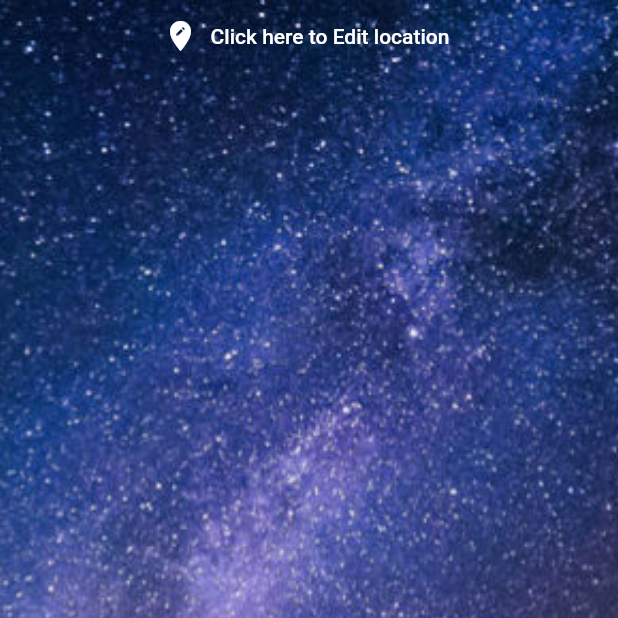
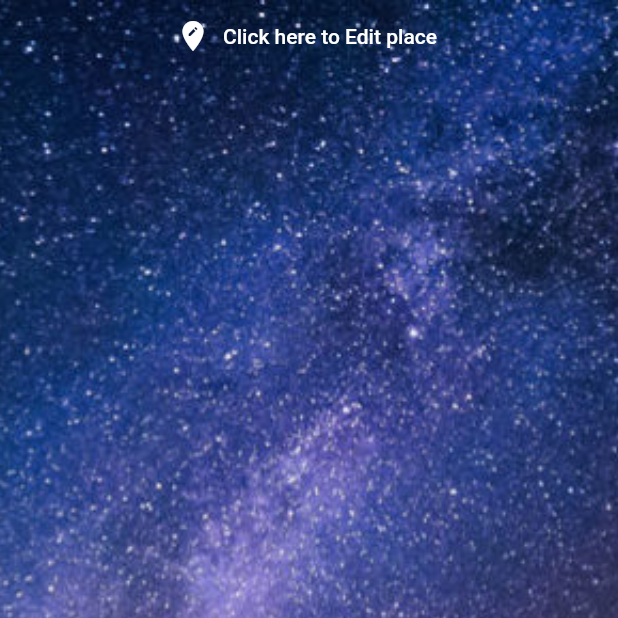
Before and after one commit to jasperx21/flutter_second_ninja, a Flutter app: the Home screen opened directly with empty values, on a phone screen of 412 x 824 dp, the top half of it. Run offline on Flutter 3.47's test engine with Material 2 defaults, Android fonts, the phone set to English and light mode, and no system bars; our stand-ins replace flutter_spinkit; missing offline and left inert: dart:js; network calls fail.

Commit message:
test purpose3

```diff
--- a/lib/pages/home.dart
+++ b/lib/pages/home.dart
@@ -45,7 +45,7 @@ class _HomeState extends State<Home> {
                     color: textColor,
                   ),
                   label: Text(
-                    'Click here to Edit location',
+                    'Click here to Edit place',
                     style: TextStyle(
                       color: textColor,
                     ),
```
